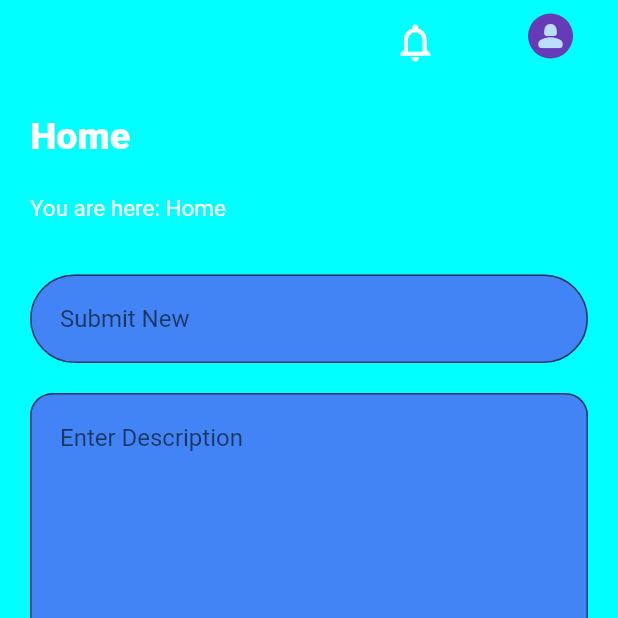
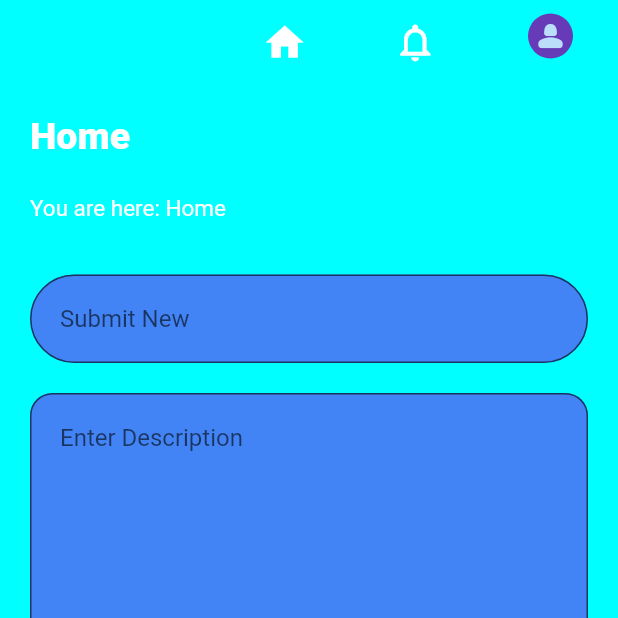
Before and after one commit to jananga99/firebase-training, a Flutter app: the screen it shows once a user with an empty profile is signed in, on a phone screen of 412 x 824 dp, the top half of it. Run offline on Flutter 3.47's test engine with Material 2 defaults, Android fonts, the phone set to English and light mode, and no system bars; our stand-ins replace cloud_firestore, email_validator, firebase_auth, firebase_core; accounts and stored records are empty; generated files the repository leaves out were written again.

Commit message:
Home icon added for header bar

```diff
--- a/lib/widgets/HeaderBar/HeaderBar.dart
+++ b/lib/widgets/HeaderBar/HeaderBar.dart
@@ -1,6 +1,7 @@
 import 'package:flutter/material.dart';
 
 import '../../services/auth.service.dart';
+import '../../utils/constants.dart';
 
 class HeaderBar extends StatelessWidget implements PreferredSizeWidget {
   @override
@@ -18,6 +19,10 @@ class HeaderBar extends StatelessWidget implements PreferredSizeWidget {
       ));
     }
 
+    void handleHomeClick() {
+      Navigator.pushNamed(context, RouteConstants.homeRoute);
+    }
+
     Future<void> handleSignOut() async {
       final res = await signOut();
       if (res.runtimeType == String) {
@@ -30,6 +35,17 @@ class HeaderBar extends StatelessWidget implements PreferredSizeWidget {
       backgroundColor: const Color(0xff00ffff),
       elevation: 0,
       actions: [
+        Container(
+          margin: const EdgeInsets.only(right: 40),
+          child: TextButton(
+            onPressed: handleHomeClick,
+            child: const Icon(
+              Icons.home,
+              color: Colors.white,
+              size: 30,
+            ),
+          ),
+        ),
         const Icon(
           Icons.notifications_outlined,
           color: Colors.white,
```
